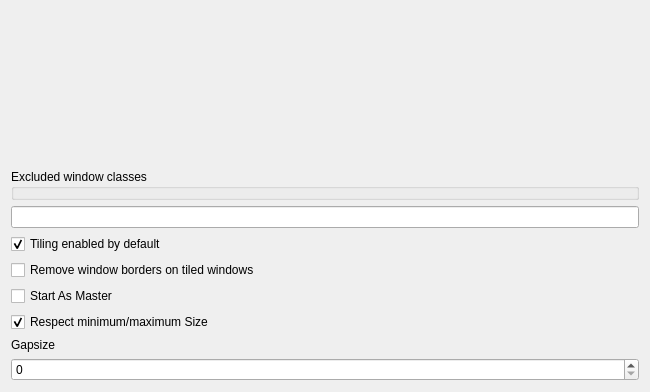
The window that contents/ui/config.ui (kwin-scripts/kwin-tiling) describes before a commit, drawn with Qt 5.
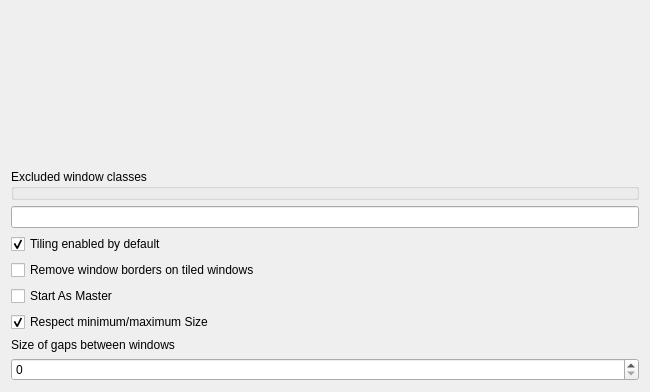
The same window after the commit. Custom widgets are drawn as their Qt base class.

Commit message: Better description for gapSize in UI

Diff of the .ui file:
```diff
--- a/contents/ui/config.ui
+++ b/contents/ui/config.ui
@@ -77,7 +77,7 @@
    <item>
     <widget class="QLabel" name="label">
      <property name="text">
-      <string>Gapsize</string>
+      <string>Size of gaps between windows</string>
      </property>
     </widget>
    </item>
```
